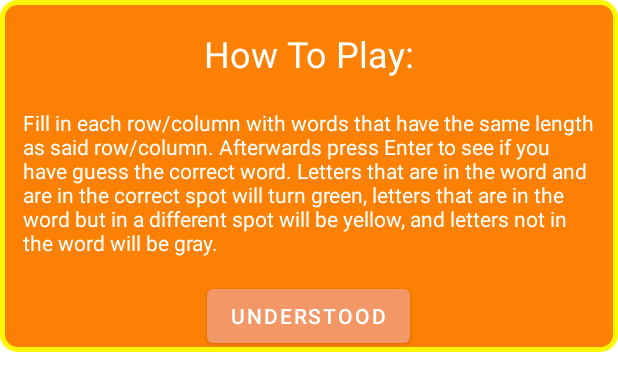
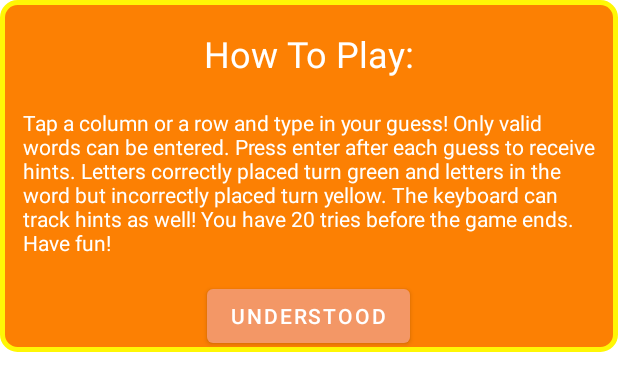
Before and after one commit to JonathanPaugh/Crossdle, an Android app: the layout activity_help.xml on its own in the app's theme, with its tools: preview values and no code run, on a phone screen of 412 x 824 dp. Shown: the top 391 px of the screen. Run offline under Robolectric (Android 15) with nearby library versions, the phone set to English and light mode, and no system bars.

Commit message:
Edited the help pop-up text.

```diff
--- a/app/src/main/res/values/strings.xml
+++ b/app/src/main/res/values/strings.xml
@@ -82,10 +82,9 @@
 
     <!-- Help -->
 
-    <string name="help_crossdle">Fill in each row/column with words that have the same length as
-        said row/column. Afterwards press Enter to see if you have guess the correct word. Letters
-        that are in the word and are in the correct spot will turn green, letters that are in
-        the word but in a different spot will be yellow, and letters not in the word will be gray.
+    <string name="help_crossdle"> Tap a column or a row and type in your guess! Only valid words can be entered. Press enter after each guess to receive hints.
+     Letters correctly placed turn green and letters in the word but incorrectly placed turn yellow. The keyboard can track hints as well!
+        You have 20 tries before the game ends. Have fun!
     </string>
     <string name="help_title">How To Play:</string>
     <string name="help_understood_button">Understood</string>
```
